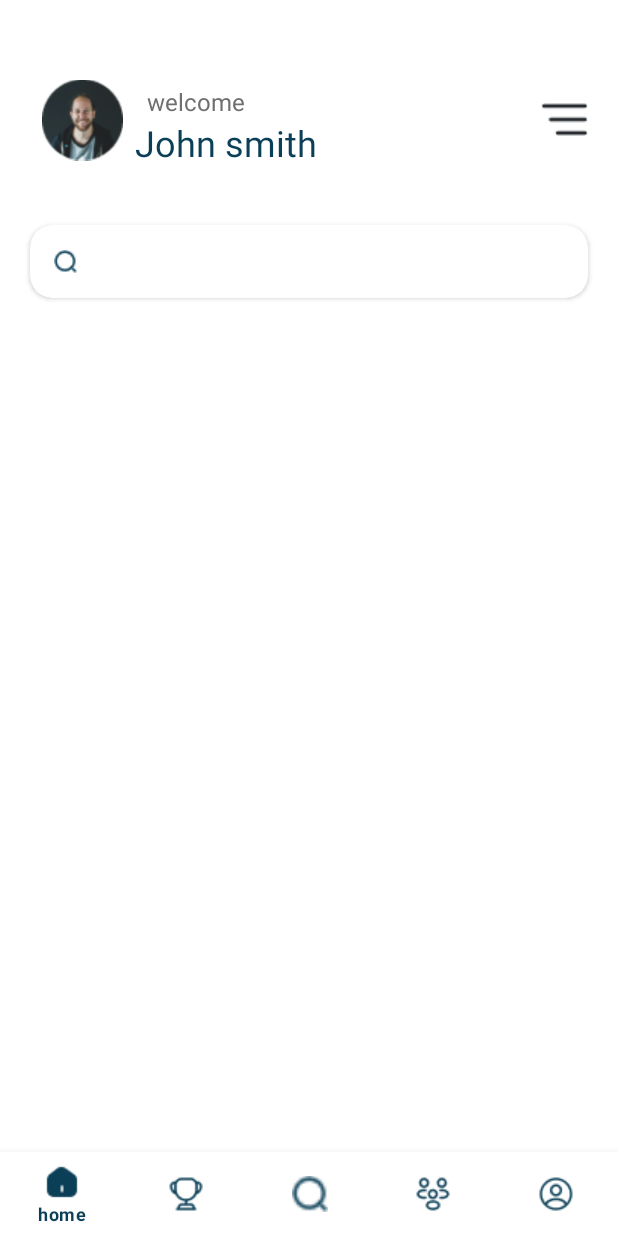
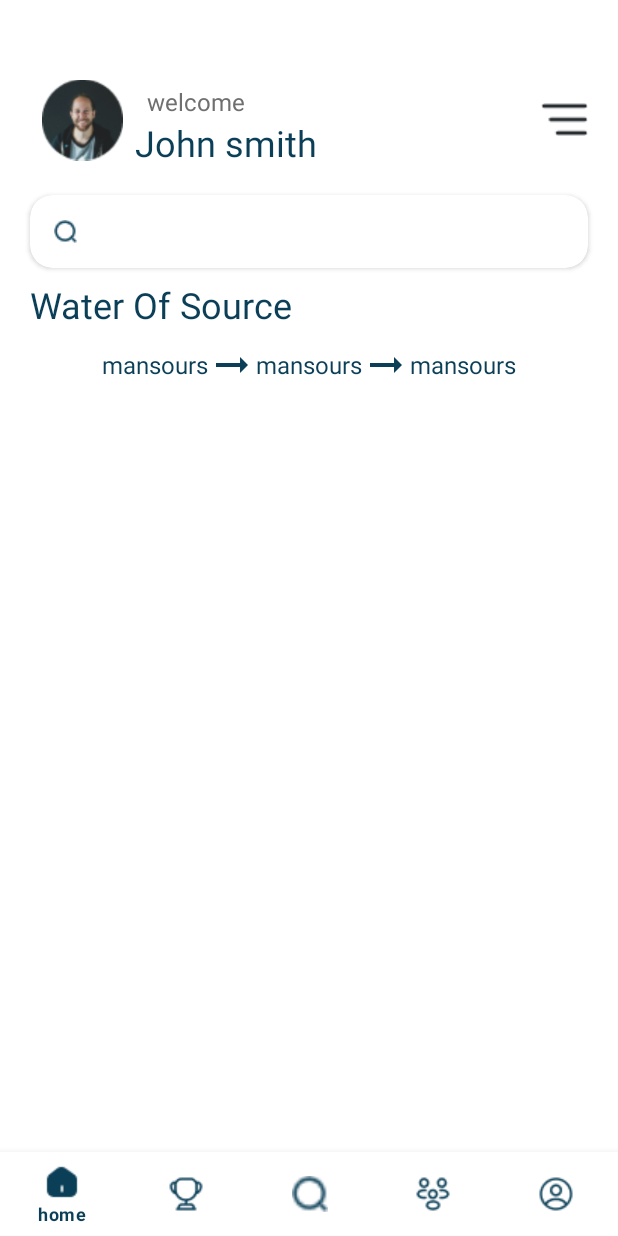
Before and after one commit to ecosees/United-Mariners, an Android app: the MapsActivity screen opened directly, with no data from a screen before it, after a tap on "START NOW", on a phone screen of 412 x 824 dp. Run offline under Robolectric (Android 15) with nearby library versions, the phone set to English and light mode, and no system bars; our stand-ins replace Firebase (no records; nobody signed in at launch, a user with empty details on screens opened directly).

Commit message:
new data

```diff
--- a/app/src/main/java/com/example/unitedmariners/MapsActivity.java
+++ b/app/src/main/java/com/example/unitedmariners/MapsActivity.java
@@ -22,7 +22,7 @@ public class MapsActivity extends AppCompatActivity implements MapsFragment.data
   List<Address> addresses = new ArrayList<>();
   Geocoder geocoder;
   EditText et_location;
-  String address, city, state, country;
+  String address, city, state, country,userName;
   Button start;
 
   @Override
@@ -35,6 +35,8 @@ public class MapsActivity extends AppCompatActivity implements MapsFragment.data
         .replace(R.id.frame_layout, new MapsFragment())
         .commit();
     et_location = findViewById(R.id.et_Location);
+    Intent intent=getIntent();
+    userName=intent.getStringExtra("key");
     start = findViewById(R.id.startbtn);
     start.setOnClickListener(
         new View.OnClickListener() {
@@ -45,6 +47,7 @@ public class MapsActivity extends AppCompatActivity implements MapsFragment.data
             intent.putExtra("key_message2", city);
             intent.putExtra("key_message3", state);
             intent.putExtra("key_message4", country);
+            intent.putExtra("key_message5", userName);
             startActivity(intent);
           }
         });
--- a/app/src/main/java/com/example/unitedmariners/home_screen_Activity.java
+++ b/app/src/main/java/com/example/unitedmariners/home_screen_Activity.java
@@ -28,10 +28,11 @@ import java.util.List;
 public class home_screen_Activity extends AppCompatActivity {
   RecyclerView rv;
   ImageButton menu_btn;
-  String location, city, country, state;
+  String location, city, country, state,userName;
   ImageView photo;
-
-  TextView tv_name;
+  TextView srcFirst;
+  TextView srcSecond;
+  TextView srcThird;
   int general =-1;
   ArrayList<String> redSea=new ArrayList<>();
   ArrayList<String> whiteSea=new ArrayList<>();
@@ -47,7 +48,6 @@ public class home_screen_Activity extends AppCompatActivity {
     super.onCreate(savedInstanceState);
     setContentView(R.layout.activity_home_screen);
     photo = findViewById(R.id.photo);
-    tv_name = findViewById(R.id.tv_name);
     fragmentShow();
     rv = findViewById(R.id.rv_home);
     menu_btn = findViewById(R.id.btn_menu);
@@ -63,6 +63,7 @@ public class home_screen_Activity extends AppCompatActivity {
     city = intent.getStringExtra("key_message2");
     country = intent.getStringExtra("key_message3");
     state = intent.getStringExtra("key_message4");
+    userName = intent.getStringExtra("key_message5");
     Log.d("mohamed", country);
     listCountry(country);
     Log.d("mohamed", String.valueOf(general));
--- a/app/src/main/java/com/example/unitedmariners/sign_up_screen.java
+++ b/app/src/main/java/com/example/unitedmariners/sign_up_screen.java
@@ -21,21 +21,21 @@ import com.google.firebase.auth.FirebaseUser;
 public class sign_up_screen extends AppCompatActivity {
   EditText et_user_name, s_et_email, s_et_password, et_verify_password;
   TextView s_tv_login;
+    String name;
   Button btn_signup, s_btn_login;
   String email, password;
   FirebaseAuth mAuth;
 
-  @Override
-  public void onStart() {
-    super.onStart();
-    // Check if user is signed in (non-null) and update UI accordingly.
-    FirebaseUser currentUser = mAuth.getCurrentUser();
-    if (currentUser != null) {
-      Intent intent = new Intent(sign_up_screen.this, MapsActivity.class);
-      startActivity(intent);
-      finish();
-    }
-  }
+//  @Override
+//  public void onStart() {
+//    super.onStart();
+//    FirebaseUser currentUser = mAuth.getCurrentUser();
+//    if (currentUser != null) {
+//      Intent intent = new Intent(sign_up_screen.this, MapsActivity.class);
+//      startActivity(intent);
+//      finish();
+//    }
+//  }
 
   @Override
   protected void onCreate(Bundle savedInstanceState) {
@@ -48,7 +48,7 @@ public class sign_up_screen extends AppCompatActivity {
     et_verify_password = findViewById(R.id.et_verify_password);
     btn_signup = findViewById(R.id.btn_signup);
     s_tv_login = findViewById(R.id.s_tv_login);
-    String name = String.valueOf(et_user_name);
+    name = String.valueOf(et_user_name);
     s_tv_login.setOnClickListener(
         new View.OnClickListener() {
           @Override
@@ -94,6 +94,7 @@ public class sign_up_screen extends AppCompatActivity {
                 if (task.isSuccessful()) {
                   Toast.makeText(sign_up_screen.this, "Account Created", Toast.LENGTH_SHORT).show();
                   Intent intent = new Intent(getApplicationContext(), MapsActivity.class);
+                  intent.putExtra("key",name);
                   startActivity(intent);
                   finish();
 
--- /dev/null
+++ b/app/src/main/res/drawable/right_alt32.xml
@@ -0,0 +1,5 @@
+<vector android:autoMirrored="true" android:height="32dp"
+    android:tint="#0B3F57" android:viewportHeight="24"
+    android:viewportWidth="24" android:width="32dp" xmlns:android="http://schemas.android.com/apk/res/android">
+    <path android:fillColor="@android:color/white" android:pathData="M16.01,11H4v2h12.01v3L20,12l-3.99,-4z"/>
+</vector>
--- /dev/null
+++ b/app/src/main/res/drawable/right_alt_24.xml
@@ -0,0 +1,5 @@
+<vector android:autoMirrored="true" android:height="24dp"
+    android:tint="#0B3F57" android:viewportHeight="24"
+    android:viewportWidth="24" android:width="24dp" xmlns:android="http://schemas.android.com/apk/res/android">
+    <path android:fillColor="@android:color/white" android:pathData="M16.01,11H4v2h12.01v3L20,12l-3.99,-4z"/>
+</vector>
--- a/app/src/main/res/layout/activity_home_screen.xml
+++ b/app/src/main/res/layout/activity_home_screen.xml
@@ -82,7 +82,7 @@
           android:layout_marginRight="@dimen/mar_rig_lift"
           android:background="#6F6F6F"
           app:cardCornerRadius="15dp"
-          android:layout_marginTop="30dp"
+          android:layout_marginTop="10dp"
           >
           <LinearLayout
               android:layout_width="match_parent"
@@ -98,12 +98,65 @@
           </LinearLayout>
 
       </androidx.cardview.widget.CardView>
+      <TextView
+          android:layout_width="wrap_content"
+          android:layout_height="wrap_content"
+          android:textSize="@dimen/text_size_big"
+          android:layout_marginLeft="@dimen/mar_rig_lift"
+          android:layout_marginTop="8dp"
+          android:textColor="@color/blueDark"
+          android:text="@string/water"/>
+
+      <LinearLayout
+          android:layout_width="match_parent"
+          android:layout_height="wrap_content"
+          android:gravity="center"
+          android:layout_marginTop="8dp"
+          android:orientation="horizontal">
+          <TextView
+              android:id="@+id/txtFirstSrc"
+              android:layout_width="wrap_content"
+              android:layout_height="wrap_content"
+              android:layout_gravity="center"
+              android:textSize="@dimen/text_size_small"
+              android:textColor="@color/blueDark"
+              android:text="mansours"/>
+          <ImageView
+              android:layout_width="wrap_content"
+              android:layout_height="wrap_content"
+              android:layout_gravity="center"
+              android:src="@drawable/right_alt32"
+              />
+          <TextView
+              android:id="@+id/txtSecondSrc"
+              android:layout_width="wrap_content"
+              android:layout_height="wrap_content"
+              android:textSize="@dimen/text_size_small"
+              android:layout_gravity="center"
+              android:textColor="@color/blueDark"
+              android:text="mansours"/>
+          <ImageView
+              android:layout_width="wrap_content"
+              android:layout_height="wrap_content"
+              android:layout_gravity="center"
+              android:src="@drawable/right_alt32"
+              />
+          <TextView
+              android:id="@+id/txtThirdSrc"
+              android:layout_width="wrap_content"
+              android:layout_height="wrap_content"
+              android:textSize="@dimen/text_size_small"
+              android:layout_gravity="center"
+              android:textColor="@color/blueDark"
+              android:text="mansours"/>
+
+      </LinearLayout>
 
     <androidx.recyclerview.widget.RecyclerView
         android:id="@+id/rv_home"
         android:layout_width="match_parent"
         android:layout_height="wrap_content"
-        android:layout_marginTop="40dp"
+        android:layout_marginTop="30dp"
         android:layout_marginLeft="@dimen/mar_rig_lift"
         android:layout_marginRight="@dimen/mar_rig_lift"
         android:layout_marginBottom="30dp"
@@ -113,7 +166,7 @@
     <FrameLayout
         android:id="@+id/container"
         android:layout_width="match_parent"
-        android:layout_height="match_parent"
+        android:layout_height="wrap_content"
         android:layout_above="@+id/bottom_navigation"
         />
 
--- a/app/src/main/res/values/strings.xml
+++ b/app/src/main/res/values/strings.xml
@@ -20,6 +20,7 @@
     <string name="already_have_account">Already have account?</string>
     <string name="email_password_wrong">Email or Password are wrong, please enter them again</string>
     <string name="title_activity_maps">MapsActivity</string>
+        <string name="water">Water Of Source</string>
     <string name="welcomex">welcome</string>
     <string name="name">John smith</string>
     <string name="search_hint">Search</string>
```
